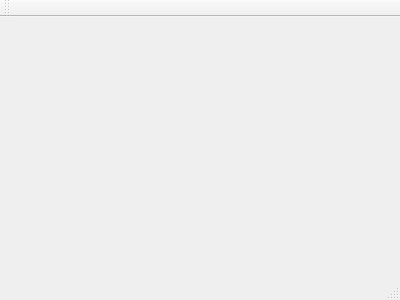
Above: mainwindow.ui from alvin5716/Words_Reviewer before the change. Below: the same form after it.
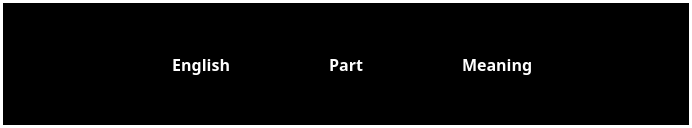
That is the form after the change.

```diff
--- a/mainwindow.ui
+++ b/mainwindow.ui
@@ -1,24 +1,86 @@
 <ui version="4.0">
  <class>MainWindow</class>
- <widget class="QMainWindow" name="MainWindow" >
-  <property name="geometry" >
+ <widget class="QMainWindow" name="MainWindow">
+  <property name="geometry">
    <rect>
     <x>0</x>
     <y>0</y>
-    <width>400</width>
-    <height>300</height>
+    <width>692</width>
+    <height>128</height>
    </rect>
   </property>
   <property name="windowTitle" >
    <string>MainWindow</string>
   </property>
-  <widget class="QMenuBar" name="menuBar" />
-  <widget class="QToolBar" name="mainToolBar" />
-  <widget class="QWidget" name="centralWidget" />
-  <widget class="QStatusBar" name="statusBar" />
+  <property name="styleSheet">
+   <string notr="true">QWidget {
+background-color: black;
+color: white;
+}
+#centralWidget {
+border: 3px solid white;
+}</string>
+  </property>
+  <widget class="QWidget" name="centralWidget">
+   <layout class="QGridLayout" name="gridLayout">
+    <item row="1" column="0">
+     <widget class="QLabel" name="english">
+      <property name="font">
+       <font>
+        <family>微軟正黑體</family>
+        <pointsize>12</pointsize>
+        <weight>75</weight>
+        <bold>true</bold>
+       </font>
+      </property>
+      <property name="text">
+       <string>English</string>
+      </property>
+      <property name="alignment">
+       <set>Qt::AlignRight|Qt::AlignTrailing|Qt::AlignVCenter</set>
+      </property>
+     </widget>
+    </item>
+    <item row="1" column="1">
+     <widget class="QLabel" name="part">
+      <property name="font">
+       <font>
+        <family>微軟正黑體</family>
+        <pointsize>12</pointsize>
+        <weight>75</weight>
+        <bold>true</bold>
+       </font>
+      </property>
+      <property name="text">
+       <string>Part</string>
+      </property>
+      <property name="alignment">
+       <set>Qt::AlignCenter</set>
+      </property>
+     </widget>
+    </item>
+    <item row="1" column="2">
+     <widget class="QLabel" name="meaning">
+      <property name="font">
+       <font>
+        <family>微軟正黑體</family>
+        <pointsize>12</pointsize>
+        <weight>75</weight>
+        <bold>true</bold>
+       </font>
+      </property>
+      <property name="text">
+       <string>Meaning</string>
+      </property>
+      <property name="alignment">
+       <set>Qt::AlignLeading|Qt::AlignLeft|Qt::AlignVCenter</set>
+      </property>
+     </widget>
+    </item>
+   </layout>
+  </widget>
  </widget>
- <layoutDefault spacing="6" margin="11" />
- <pixmapfunction></pixmapfunction>
+ <layoutdefault spacing="6" margin="11"/>
  <resources/>
  <connections/>
 </ui>
```
Left out of the diff: 3 changed lines with no effect on the pictures.
